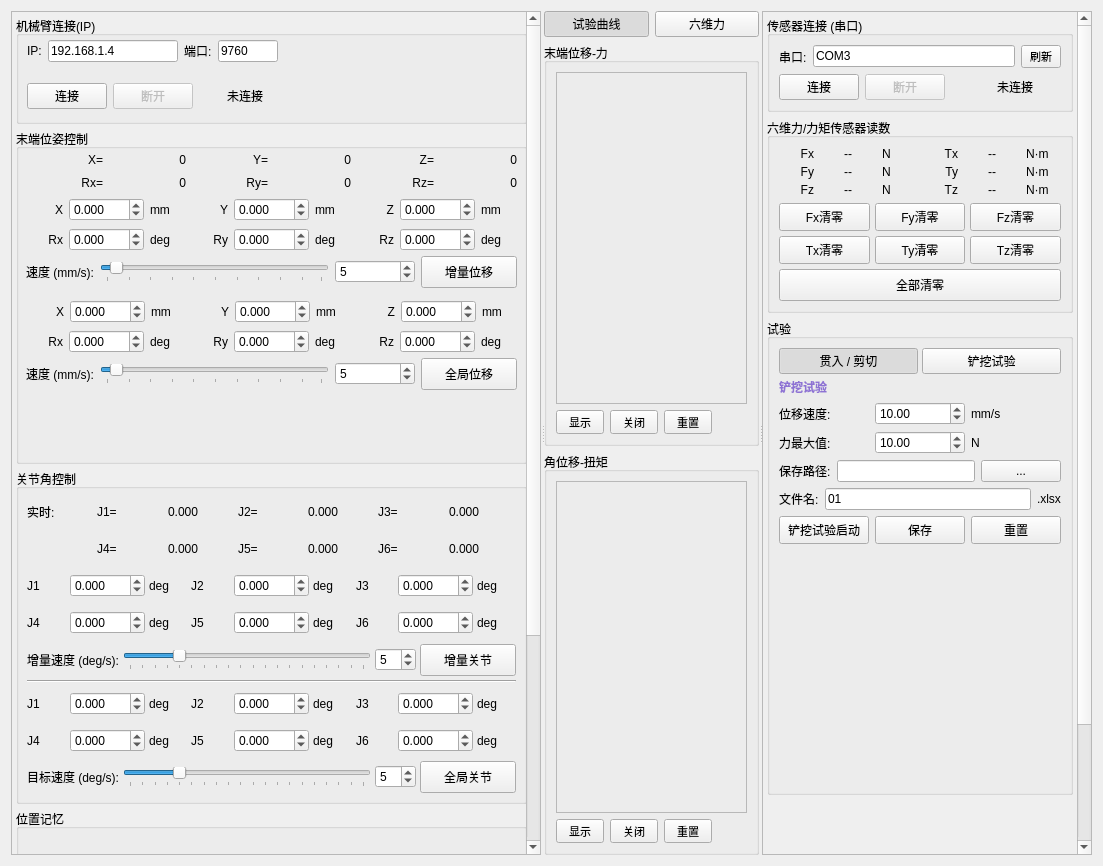
Before: the Qt Designer form release/sensor_6_control_v3/_internal/main_window_3.ui in 617482966-lzh/robotic_arm_v1, drawn with Qt 5.
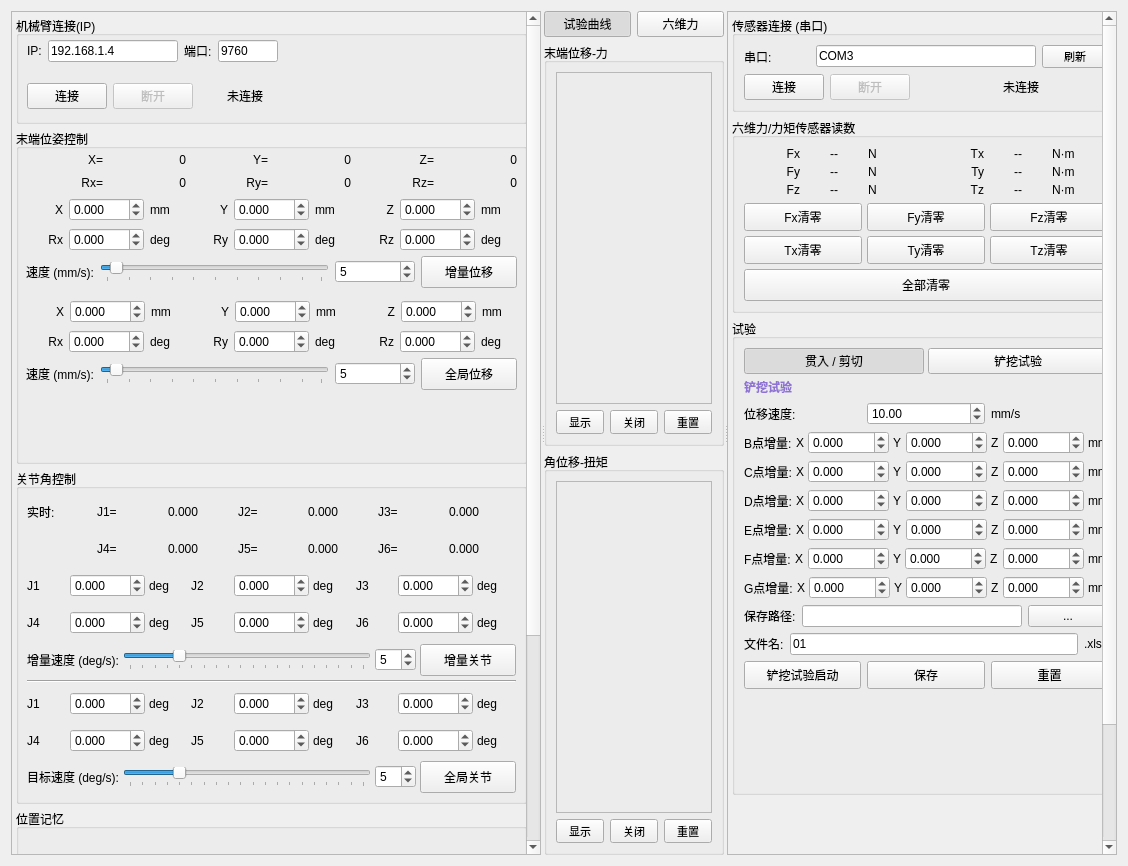
After: the same form once the commit is applied. The open tabs and pages were chosen to show the change.

What changed in the file:
```diff
--- a/release/sensor_6_control_v3/_internal/main_window_3.ui
+++ b/release/sensor_6_control_v3/_internal/main_window_3.ui
@@ -2816,13 +2816,13 @@
      <widget class="QScrollArea" name="sensorScrollArea">
       <property name="minimumSize">
        <size>
-        <width>330</width>
+        <width>390</width>
         <height>0</height>
        </size>
       </property>
       <property name="maximumSize">
        <size>
-        <width>370</width>
+        <width>450</width>
         <height>16777215</height>
        </size>
       </property>
@@ -2837,7 +2837,7 @@
         <rect>
          <x>0</x>
          <y>0</y>
-         <width>339</width>
+         <width>399</width>
          <height>844</height>
         </rect>
        </property>
@@ -3782,46 +3782,81 @@
                 </layout>
                </item>
                <item>
-                <layout class="QHBoxLayout" name="testShovelForceRow">
-                 <item>
-                  <widget class="QLabel" name="testShovelForceLabel">
-                   <property name="text">
-                    <string>力最大值:</string>
-                   </property>
-                  </widget>
-                 </item>
-                 <item>
-                  <widget class="QDoubleSpinBox" name="testShovelForceMax">
-                   <property name="minimumSize">
-                    <size>
-                     <width>90</width>
-                     <height>0</height>
-                    </size>
-                   </property>
-                   <property name="minimum">
-                    <double>0.100000000000000</double>
-                   </property>
-                   <property name="maximum">
-                    <double>500.000000000000000</double>
-                   </property>
-                   <property name="value">
-                    <double>10.000000000000000</double>
-                   </property>
-                  </widget>
-                 </item>
-                 <item>
-                  <widget class="QLabel" name="testShovelForceUnit">
-                   <property name="minimumSize">
-                    <size>
-                     <width>40</width>
-                     <height>0</height>
-                    </size>
-                   </property>
-                   <property name="text">
-                    <string>N</string>
-                   </property>
-                  </widget>
-                 </item>
+                <layout class="QHBoxLayout" name="testShovelBRow">
+                 <property name="spacing"><number>4</number></property>
+                 <item><widget class="QLabel" name="testShovelBLabel"><property name="text"><string>B点增量:</string></property></widget></item>
+                 <item><widget class="QLabel" name="testShovelB_XLabel"><property name="text"><string>X</string></property></widget></item>
+                 <item><widget class="QDoubleSpinBox" name="testShovelB_X"><property name="decimals"><number>3</number></property><property name="minimum"><double>-1000.000000000000000</double></property><property name="maximum"><double>1000.000000000000000</double></property></widget></item>
+                 <item><widget class="QLabel" name="testShovelB_YLabel"><property name="text"><string>Y</string></property></widget></item>
+                 <item><widget class="QDoubleSpinBox" name="testShovelB_Y"><property name="decimals"><number>3</number></property><property name="minimum"><double>-1000.000000000000000</double></property><property name="maximum"><double>1000.000000000000000</double></property></widget></item>
+                 <item><widget class="QLabel" name="testShovelB_ZLabel"><property name="text"><string>Z</string></property></widget></item>
+                 <item><widget class="QDoubleSpinBox" name="testShovelB_Z"><property name="decimals"><number>3</number></property><property name="minimum"><double>-1000.000000000000000</double></property><property name="maximum"><double>1000.000000000000000</double></property></widget></item>
+                 <item><widget class="QLabel" name="testShovelBUnit"><property name="text"><string>mm</string></property></widget></item>
+                </layout>
+               </item>
+               <item>
+                <layout class="QHBoxLayout" name="testShovelCRow">
+                 <property name="spacing"><number>4</number></property>
+                 <item><widget class="QLabel" name="testShovelCLabel"><property name="text"><string>C点增量:</string></property></widget></item>
+                 <item><widget class="QLabel" name="testShovelC_XLabel"><property name="text"><string>X</string></property></widget></item>
+                 <item><widget class="QDoubleSpinBox" name="testShovelC_X"><property name="decimals"><number>3</number></property><property name="minimum"><double>-1000.000000000000000</double></property><property name="maximum"><double>1000.000000000000000</double></property></widget></item>
+                 <item><widget class="QLabel" name="testShovelC_YLabel"><property name="text"><string>Y</string></property></widget></item>
+                 <item><widget class="QDoubleSpinBox" name="testShovelC_Y"><property name="decimals"><number>3</number></property><property name="minimum"><double>-1000.000000000000000</double></property><property name="maximum"><double>1000.000000000000000</double></property></widget></item>
+                 <item><widget class="QLabel" name="testShovelC_ZLabel"><property name="text"><string>Z</string></property></widget></item>
+                 <item><widget class="QDoubleSpinBox" name="testShovelC_Z"><property name="decimals"><number>3</number></property><property name="minimum"><double>-1000.000000000000000</double></property><property name="maximum"><double>1000.000000000000000</double></property></widget></item>
+                 <item><widget class="QLabel" name="testShovelCUnit"><property name="text"><string>mm</string></property></widget></item>
+                </layout>
+               </item>
+               <item>
+               <layout class="QHBoxLayout" name="testShovelDRow">
+                 <property name="spacing"><number>4</number></property>
+                 <item><widget class="QLabel" name="testShovelDLabel"><property name="text"><string>D点增量:</string></property></widget></item>
+                 <item><widget class="QLabel" name="testShovelD_XLabel"><property name="text"><string>X</string></property></widget></item>
+                 <item><widget class="QDoubleSpinBox" name="testShovelD_X"><property name="decimals"><number>3</number></property><property name="minimum"><double>-1000.000000000000000</double></property><property name="maximum"><double>1000.000000000000000</double></property></widget></item>
+                 <item><widget class="QLabel" name="testShovelD_YLabel"><property name="text"><string>Y</string></property></widget></item>
+                 <item><widget class="QDoubleSpinBox" name="testShovelD_Y"><property name="decimals"><number>3</number></property><property name="minimum"><double>-1000.000000000000000</double></property><property name="maximum"><double>1000.000000000000000</double></property></widget></item>
+                 <item><widget class="QLabel" name="testShovelD_ZLabel"><property name="text"><string>Z</string></property></widget></item>
+                 <item><widget class="QDoubleSpinBox" name="testShovelD_Z"><property name="decimals"><number>3</number></property><property name="minimum"><double>-1000.000000000000000</double></property><property name="maximum"><double>1000.000000000000000</double></property></widget></item>
+                 <item><widget class="QLabel" name="testShovelDUnit"><property name="text"><string>mm</string></property></widget></item>
+                </layout>
+               </item>
+               <item>
+                <layout class="QHBoxLayout" name="testShovelERow">
+                 <property name="spacing"><number>4</number></property>
+                 <item><widget class="QLabel" name="testShovelELabel"><property name="text"><string>E点增量:</string></property></widget></item>
+                 <item><widget class="QLabel" name="testShovelE_XLabel"><property name="text"><string>X</string></property></widget></item>
+                 <item><widget class="QDoubleSpinBox" name="testShovelE_X"><property name="decimals"><number>3</number></property><property name="minimum"><double>-1000.000000000000000</double></property><property name="maximum"><double>1000.000000000000000</double></property></widget></item>
+                 <item><widget class="QLabel" name="testShovelE_YLabel"><property name="text"><string>Y</string></property></widget></item>
+                 <item><widget class="QDoubleSpinBox" name="testShovelE_Y"><property name="decimals"><number>3</number></property><property name="minimum"><double>-1000.000000000000000</double></property><property name="maximum"><double>1000.000000000000000</double></property></widget></item>
+                 <item><widget class="QLabel" name="testShovelE_ZLabel"><property name="text"><string>Z</string></property></widget></item>
+                 <item><widget class="QDoubleSpinBox" name="testShovelE_Z"><property name="decimals"><number>3</number></property><property name="minimum"><double>-1000.000000000000000</double></property><property name="maximum"><double>1000.000000000000000</double></property></widget></item>
+                 <item><widget class="QLabel" name="testShovelEUnit"><property name="text"><string>mm</string></property></widget></item>
+                </layout>
+               </item>
+               <item>
+                <layout class="QHBoxLayout" name="testShovelFRow">
+                 <property name="spacing"><number>4</number></property>
+                 <item><widget class="QLabel" name="testShovelFLabel"><property name="text"><string>F点增量:</string></property></widget></item>
+                 <item><widget class="QLabel" name="testShovelF_XLabel"><property name="text"><string>X</string></property></widget></item>
+                 <item><widget class="QDoubleSpinBox" name="testShovelF_X"><property name="decimals"><number>3</number></property><property name="minimum"><double>-1000.000000000000000</double></property><property name="maximum"><double>1000.000000000000000</double></property></widget></item>
+                 <item><widget class="QLabel" name="testShovelF_YLabel"><property name="text"><string>Y</string></property></widget></item>
+                 <item><widget class="QDoubleSpinBox" name="testShovelF_Y"><property name="decimals"><number>3</number></property><property name="minimum"><double>-1000.000000000000000</double></property><property name="maximum"><double>1000.000000000000000</double></property></widget></item>
+                 <item><widget class="QLabel" name="testShovelF_ZLabel"><property name="text"><string>Z</string></property></widget></item>
+                 <item><widget class="QDoubleSpinBox" name="testShovelF_Z"><property name="decimals"><number>3</number></property><property name="minimum"><double>-1000.000000000000000</double></property><property name="maximum"><double>1000.000000000000000</double></property></widget></item>
+                 <item><widget class="QLabel" name="testShovelFUnit"><property name="text"><string>mm</string></property></widget></item>
+                </layout>
+               </item>
+               <item>
+                <layout class="QHBoxLayout" name="testShovelGRow">
+                 <property name="spacing"><number>4</number></property>
+                 <item><widget class="QLabel" name="testShovelGLabel"><property name="text"><string>G点增量:</string></property></widget></item>
+                 <item><widget class="QLabel" name="testShovelG_XLabel"><property name="text"><string>X</string></property></widget></item>
+                 <item><widget class="QDoubleSpinBox" name="testShovelG_X"><property name="decimals"><number>3</number></property><property name="minimum"><double>-1000.000000000000000</double></property><property name="maximum"><double>1000.000000000000000</double></property></widget></item>
+                 <item><widget class="QLabel" name="testShovelG_YLabel"><property name="text"><string>Y</string></property></widget></item>
+                 <item><widget class="QDoubleSpinBox" name="testShovelG_Y"><property name="decimals"><number>3</number></property><property name="minimum"><double>-1000.000000000000000</double></property><property name="maximum"><double>1000.000000000000000</double></property></widget></item>
+                 <item><widget class="QLabel" name="testShovelG_ZLabel"><property name="text"><string>Z</string></property></widget></item>
+                 <item><widget class="QDoubleSpinBox" name="testShovelG_Z"><property name="decimals"><number>3</number></property><property name="minimum"><double>-1000.000000000000000</double></property><property name="maximum"><double>1000.000000000000000</double></property></widget></item>
+                 <item><widget class="QLabel" name="testShovelGUnit"><property name="text"><string>mm</string></property></widget></item>
                 </layout>
                </item>
                <item>
```
